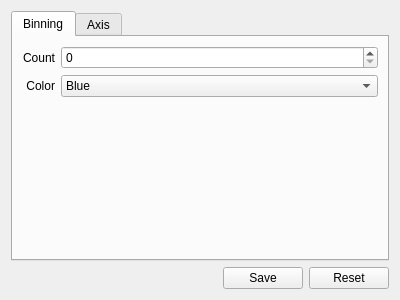
The window that client/src/windows/test_window.ui (lPrimemaster/DCScan-GUI) describes before a commit, drawn with Qt 5.
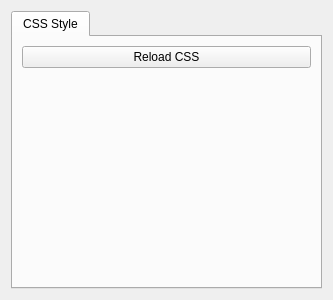
The same window after the commit.

Patch:
```diff
--- a/client/src/windows/test_window.ui
+++ b/client/src/windows/test_window.ui
@@ -6,7 +6,7 @@
    <rect>
     <x>0</x>
     <y>0</y>
-    <width>400</width>
+    <width>333</width>
     <height>300</height>
    </rect>
   </property>
@@ -21,20 +21,10 @@
      </property>
      <widget class="QWidget" name="tab">
       <attribute name="title">
-       <string>Binning</string>
+       <string>CSS Style</string>
       </attribute>
       <layout class="QGridLayout" name="gridLayout">
        <item row="1" column="0">
-        <widget class="QLabel" name="l_color">
-         <property name="text">
-          <string>Color</string>
-         </property>
-         <property name="alignment">
-          <set>Qt::AlignRight|Qt::AlignTrailing|Qt::AlignVCenter</set>
-         </property>
-        </widget>
-       </item>
-       <item row="2" column="1">
         <spacer name="verticalSpacer">
          <property name="orientation">
           <enum>Qt::Vertical</enum>
@@ -47,83 +37,10 @@
          </property>
         </spacer>
        </item>
-       <item row="0" column="1">
-        <widget class="QSpinBox" name="sb_count">
-         <property name="maximum">
-          <number>1000000000</number>
-         </property>
-        </widget>
-       </item>
        <item row="0" column="0">
-        <widget class="QLabel" name="l_count">
-         <property name="sizePolicy">
-          <sizepolicy hsizetype="Fixed" vsizetype="Minimum">
-           <horstretch>0</horstretch>
-           <verstretch>0</verstretch>
-          </sizepolicy>
-         </property>
+        <widget class="QPushButton" name="btn_reload_css">
          <property name="text">
-          <string>Count</string>
-         </property>
-         <property name="alignment">
-          <set>Qt::AlignRight|Qt::AlignTrailing|Qt::AlignVCenter</set>
-         </property>
-        </widget>
-       </item>
-       <item row="1" column="1">
-        <widget class="QComboBox" name="cb_color">
-         <property name="sizePolicy">
-          <sizepolicy hsizetype="Preferred" vsizetype="Fixed">
-           <horstretch>0</horstretch>
-           <verstretch>0</verstretch>
-          </sizepolicy>
-         </property>
-         <property name="frame">
-          <bool>true</bool>
-         </property>
-         <item>
-          <property name="text">
-           <string>Blue</string>
-          </property>
-         </item>
-         <item>
-          <property name="text">
-           <string>Red</string>
-          </property>
-         </item>
-        </widget>
-       </item>
-      </layout>
-     </widget>
-     <widget class="QWidget" name="tab_2">
-      <attribute name="title">
-       <string>Axis</string>
-      </attribute>
-      <layout class="QGridLayout" name="gridLayout_2">
-       <item row="0" column="1">
-        <widget class="QPushButton" name="button_adjview">
-         <property name="text">
-          <string>Adjust View</string>
-         </property>
-        </widget>
-       </item>
-       <item row="1" column="3">
-        <spacer name="verticalSpacer_2">
-         <property name="orientation">
-          <enum>Qt::Vertical</enum>
-         </property>
-         <property name="sizeHint" stdset="0">
-          <size>
-           <width>20</width>
-           <height>40</height>
-          </size>
-         </property>
-        </spacer>
-       </item>
-       <item row="0" column="2">
-        <widget class="QCheckBox" name="checkbox_adj">
-         <property name="text">
-          <string>Auto-Adjust</string>
+          <string>Reload CSS</string>
          </property>
         </widget>
        </item>
@@ -131,43 +48,6 @@
      </widget>
     </widget>
    </item>
-   <item>
-    <layout class="QHBoxLayout" name="horizontalLayout">
-     <property name="sizeConstraint">
-      <enum>QLayout::SetMinimumSize</enum>
-     </property>
-     <property name="topMargin">
-      <number>0</number>
-     </property>
-     <item>
-      <spacer name="horizontalSpacer">
-       <property name="orientation">
-        <enum>Qt::Horizontal</enum>
-       </property>
-       <property name="sizeHint" stdset="0">
-        <size>
-         <width>40</width>
-         <height>20</height>
-        </size>
-       </property>
-      </spacer>
-     </item>
-     <item>
-      <widget class="QPushButton" name="button_save">
-       <property name="text">
-        <string>Save</string>
-       </property>
-      </widget>
-     </item>
-     <item>
-      <widget class="QPushButton" name="reset_button">
-       <property name="text">
-        <string>Reset</string>
-       </property>
-      </widget>
-     </item>
-    </layout>
-   </item>
   </layout>
  </widget>
  <resources/>
```
